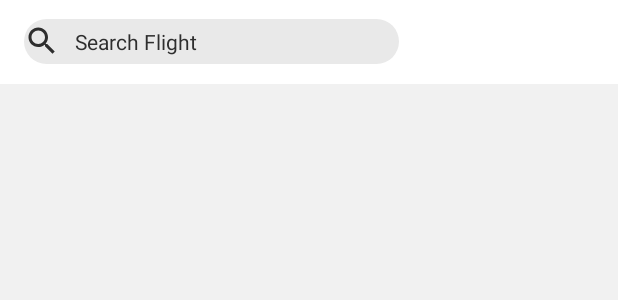
After one commit to WEIHAOLEE/ClickToFlight, an Android app: the layout fragment_home.xml on its own in the app's theme, with its tools: preview values and no code run, on a phone screen of 412 x 824 dp. The commit adds this screen. Shown: the top 300 px of the screen. Run offline under Robolectric (Android 15) with nearby library versions, the phone set to English and light mode, and no system bars.

Commit message:
clean files and implment mvp desgin

```diff
--- a/app/src/main/java/com/sky/clicktoflight/MeFragment.java
+++ b/app/src/main/java/com/sky/clicktoflight/View/MeFragment.java
@@ -1,4 +1,4 @@
-package com.sky.clicktoflight;
+package com.sky.clicktoflight.View;
 
 import android.os.Bundle;
 import android.view.LayoutInflater;
@@ -9,6 +9,8 @@ import android.widget.TextView;
 import androidx.annotation.NonNull;
 import androidx.annotation.Nullable;
 import androidx.fragment.app.Fragment;
+
+import com.sky.clicktoflight.R;
 
 public class MeFragment extends Fragment {
     private String content;
--- /dev/null
+++ b/app/src/main/res/layout/fragment_home.xml
@@ -0,0 +1,39 @@
+<?xml version="1.0" encoding="utf-8"?>
+<RelativeLayout xmlns:android="http://schemas.android.com/apk/res/android"
+xmlns:app="http://schemas.android.com/apk/res-auto"
+android:layout_width="match_parent"
+android:layout_height="match_parent"
+android:orientation="vertical"
+android:background="@color/background">
+    <!--解决状态栏与toolbar重叠问题-->
+    <View
+        android:id="@+id/view_bar"
+        android:layout_width="match_parent"
+        android:layout_height="0dp"
+        android:background="#FFFFFF" />
+
+    <androidx.appcompat.widget.Toolbar
+        android:id="@+id/tb_1"
+        android:layout_below="@+id/view_bar"
+        android:layout_width="match_parent"
+        android:layout_height="?attr/actionBarSize"
+        android:background="#FFFFFF"
+        app:titleTextColor="#000000"
+
+        android:theme="@style/ThemeOverlay.AppCompat.ActionBar"
+        app:popupTheme="@style/ThemeOverlay.AppCompat.Light">
+
+        <TextView
+            android:id="@+id/tv_search"
+            android:layout_width="250dp"
+            android:layout_height="30dp"
+            android:background="@drawable/search_textview_round"
+            android:hint="Search Flight"
+            android:textColorHint="#2E2E2E"
+            android:drawableLeft="@drawable/ic_search_dark_gray_24dp"
+            android:drawablePadding="10dp"
+            android:gravity="center_vertical"/>
+
+    </androidx.appcompat.widget.Toolbar>
+
+</RelativeLayout>
```
Also changed, not shown: app/src/main/java/com/sky/clicktoflight/MainActivity.java (+27 -13 lines), app/src/main/java/com/sky/clicktoflight/View/HomeFragment.java (added, +54 -0 lines), app/src/main/res/layout/activity_main.xml (+0 -30 lines).
